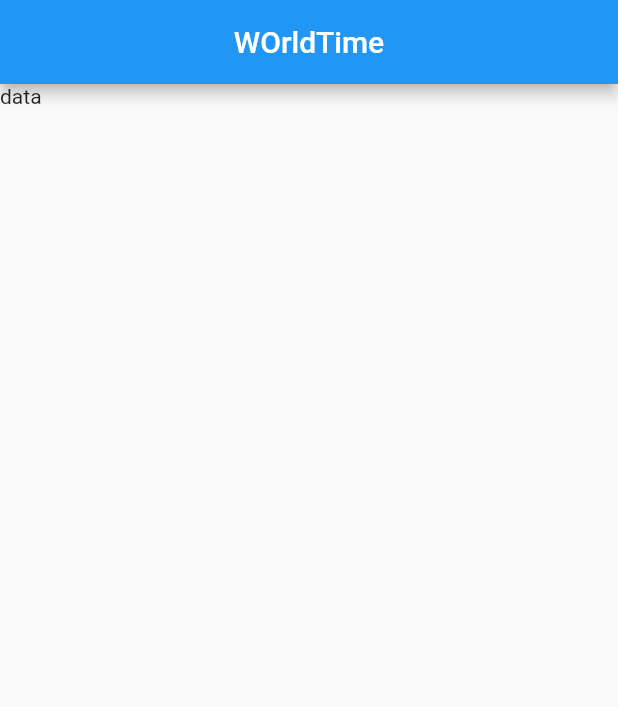
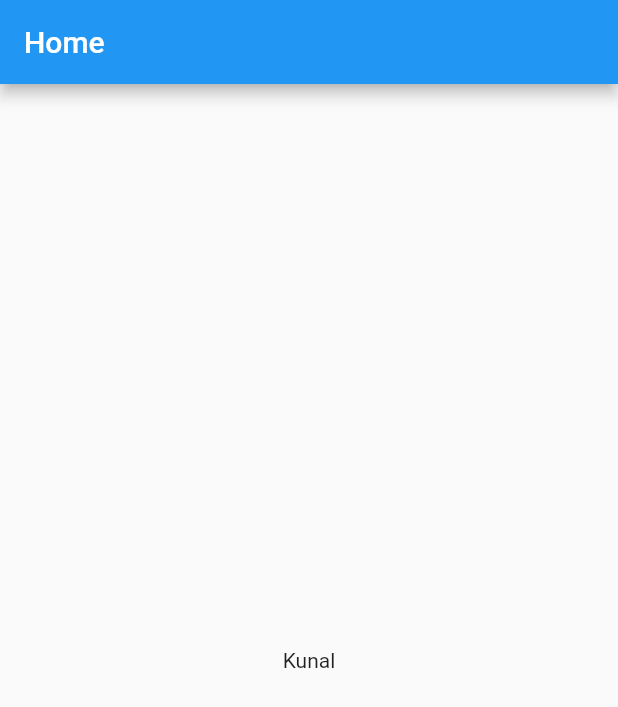
Before and after one commit to singhkunal2050/WorldTimeApp, a Flutter app: the screen it shows after launch, on a phone screen of 412 x 824 dp. Shown: the top 707 px of the screen. Run offline on Flutter 3.47's test engine with Material 2 defaults, Android fonts, the phone set to English and light mode, and no system bars.

Commit message:
package import

```diff
--- a/lib/main.dart
+++ b/lib/main.dart
@@ -1,20 +1,16 @@
 import 'package:flutter/material.dart';
+// import './pages/home.dart';
+import 'package:WorldTimeApp/pages/home.dart';
 
 void main() => runApp(WorldTimeApp());
 
 class WorldTimeApp extends StatelessWidget {
   @override
   Widget build(BuildContext context) {
-    return MaterialApp(
-      home: Scaffold(
-        appBar: AppBar(
-          title: Text("WOrldTime"),
-          centerTitle: true,
-        ),
-        body: Container(
-          child: Text("data"),
-        ),
-      ),
-    );
+    return MaterialApp(home: Home());
   }
 }
+
+
+
+// new way for importing using packages
--- /dev/null
+++ b/lib/pages/home.dart
@@ -0,0 +1,20 @@
+import 'package:flutter/material.dart';
+
+class Home extends StatefulWidget {
+  @override
+  _HomeState createState() => _HomeState();
+}
+
+class _HomeState extends State<Home> {
+  @override
+  Widget build(BuildContext context) {
+    return Scaffold(
+      appBar: AppBar(
+        title: Text("Home"),
+      ),
+      body: Center(
+        child: Text('Kunal'),
+      ),
+    );
+  }
+}
```
Also changed, not shown: lib/pages/chooselocation.dart (added), lib/pages/loading.dart (added).
